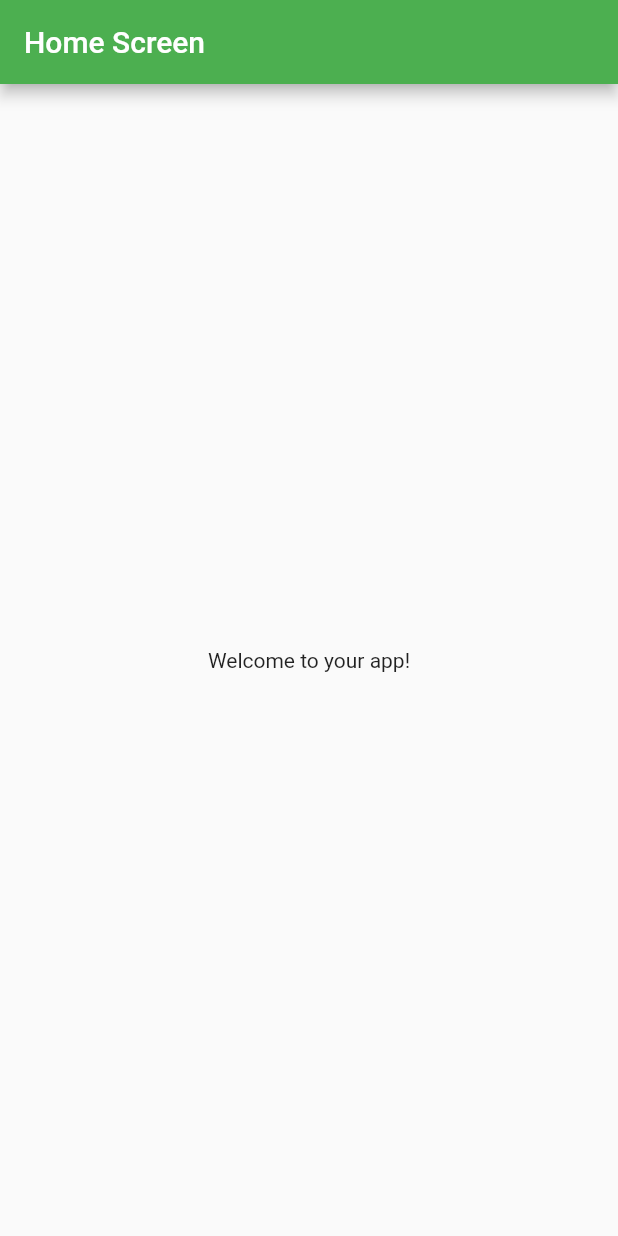
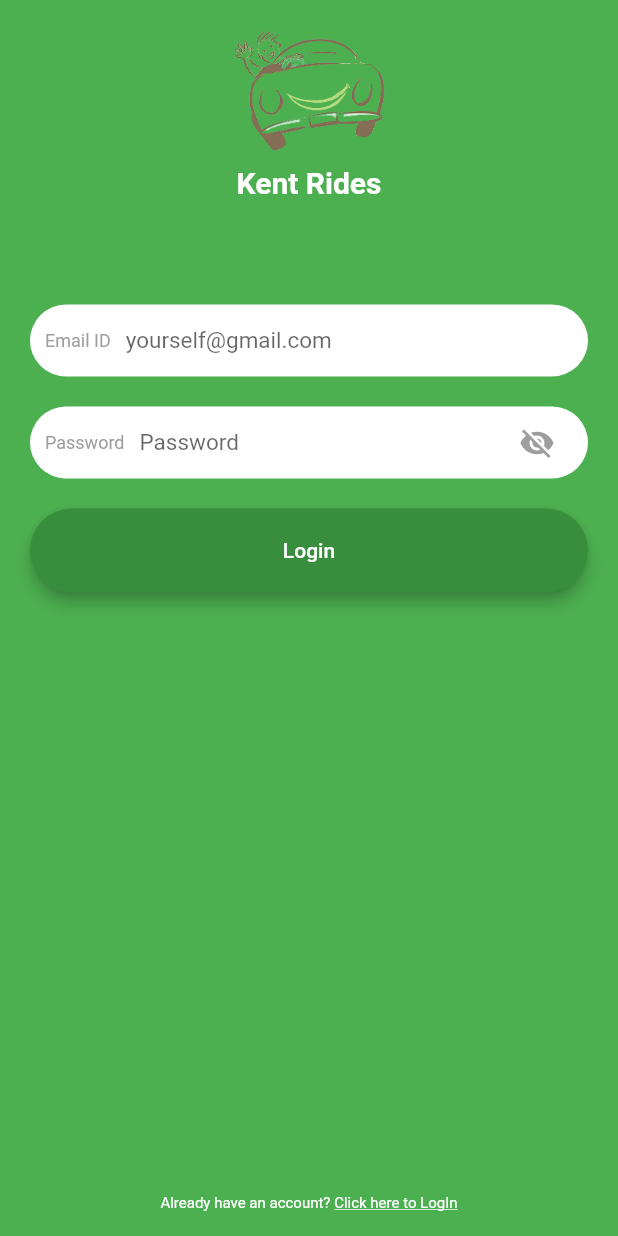
Before and after one commit to chetlasairam/KentRides, a Flutter app: the screen it shows after launch, on a phone screen of 412 x 824 dp. Run offline on Flutter 3.47's test engine with Material 2 defaults, Android fonts, the phone set to English and light mode, and no system bars.

Commit message:
Login page front end done

```diff
--- /dev/null
+++ b/lib/loginScreen.dart
@@ -0,0 +1,164 @@
+import 'package:flutter/material.dart';
+
+class LoginScreen extends StatefulWidget {
+  @override
+  _LoginScreenState createState() => _LoginScreenState();
+}
+
+class _LoginScreenState extends State<LoginScreen> {
+  bool _obscureText = true;
+
+  @override
+  Widget build(BuildContext context) {
+    return Scaffold(
+      backgroundColor: Colors.green,
+      body: SafeArea(
+        child: Column(
+          mainAxisAlignment: MainAxisAlignment.center,
+          children: [
+            SizedBox(height: 20),
+            Image.asset('assets/images/logopng.png', height: 80),
+            SizedBox(height: 10),
+            Text('Kent Rides',
+                style: TextStyle(
+                    fontSize: 20,
+                    color: Colors.white,
+                    fontWeight: FontWeight.bold)),
+            SizedBox(height: 70),
+            Expanded(
+              child: Column(children: [
+                _buildTextField('yourself@gmail.com', 'Email ID'),
+                SizedBox(height: 20),
+                _buildPasswordField('Password', "Password"),
+                SizedBox(height: 20),
+                Padding(
+                  padding: const EdgeInsets.symmetric(horizontal: 20),
+                  child: SizedBox(
+                    width: double.infinity,
+                    child: ElevatedButton(
+                        onPressed: () {},
+                        child: Text('Login'),
+                        style: ElevatedButton.styleFrom(
+                            elevation: 4,
+                            backgroundColor: Colors.green[700],
+                            minimumSize: Size(200, 48),
+                            padding: EdgeInsets.symmetric(vertical: 20),
+                            shape: RoundedRectangleBorder(
+                              borderRadius: BorderRadius.circular(50),
+                            ))),
+                  ),
+                ),
+              ]),
+            ),
+            Row(
+              mainAxisAlignment: MainAxisAlignment.center,
+              children: [
+                Text(
+                  "Already have an account? ",
+                  style: TextStyle(
+                    fontSize: 10,
+                    color: Colors.white,
+                  ),
+                ),
+                InkWell(
+                  onTap: () {
+                    Navigator.push(
+                      context,
+                      MaterialPageRoute(builder: (context) => LoginScreen()),
+                    );
+                  },
+                  child: Text(
+                    'Click here to LogIn',
+                    style: TextStyle(
+                      fontSize: 10,
+                      color: Colors.white,
+                      decoration: TextDecoration.underline,
+                    ),
+                  ),
+                ),
+              ],
+            ),
+            SizedBox(height: 16),
+          ],
+        ),
+      ),
+    );
+  }
+
+  Widget _buildTextField(String label, txt) {
+    return Container(
+      margin: EdgeInsets.symmetric(horizontal: 20),
+      decoration: BoxDecoration(
+        color: Colors.white,
+        borderRadius: BorderRadius.circular(50),
+      ),
+      child: Row(
+        children: [
+          SizedBox(width: 10),
+          Text(
+            txt,
+            style: TextStyle(color: Colors.grey, fontSize: 12),
+          ),
+          // SizedBox(width: 5),
+          Container(
+            color: Colors.black,
+            width: 5,
+          ),
+          SizedBox(width: 5),
+          Expanded(
+            child: TextField(
+              decoration: InputDecoration(
+                border: InputBorder.none,
+                hintText: label,
+              ),
+              style: TextStyle(fontSize: 15),
+            ),
+          ),
+          SizedBox(width: 10),
+        ],
+      ),
+    );
+  }
+
+  Widget _buildPasswordField(String label, txt) {
+    return Container(
+      margin: EdgeInsets.symmetric(horizontal: 20),
+      decoration: BoxDecoration(
+        color: Colors.white,
+        borderRadius: BorderRadius.circular(50),
+      ),
+      child: Row(
+        children: [
+          SizedBox(width: 10),
+          Text(
+            txt,
+            style: TextStyle(color: Colors.grey, fontSize: 12),
+          ),
+          SizedBox(width: 10),
+          Expanded(
+            child: TextField(
+              obscureText: _obscureText,
+              decoration: InputDecoration(
+                border: InputBorder.none,
+                hintText: label,
+              ),
+              style: TextStyle(fontSize: 15),
+            ),
+          ),
+          IconButton(
+            onPressed: () {
+              setState(() {
+                _obscureText = !_obscureText;
+              });
+            },
+            icon: Icon(
+              _obscureText ? Icons.visibility_off : Icons.visibility,
+            ),
+            color: Colors.grey,
+          ),
+          SizedBox(width: 10),
+        ],
+      ),
+    );
+  }
+}
--- a/lib/main.dart
+++ b/lib/main.dart
@@ -1,5 +1,7 @@
 import 'package:flutter/material.dart';
 import 'package:helloworld/splashScreen.dart';
+import 'package:helloworld/navScreen.dart';
+import 'package:helloworld/loginScreen.dart';
 
 void main() {
   runApp(MyApp());
@@ -14,7 +16,7 @@ class MyApp extends StatelessWidget {
       theme: ThemeData(
         primarySwatch: Colors.green,
       ),
-      home: SplashScreen(), // Set the splash screen as the initial route
+      home: LoginScreen(), // Set the splash screen as the initial route
       routes: {
         '/home': (context) => HomeScreen(), // Define your home screen route
       },
```
Also changed, not shown: lib/navScreen.dart (added, +115 -0 lines), lib/splashScreen.dart (+13 -11 lines), assets/images/logopng.png.
